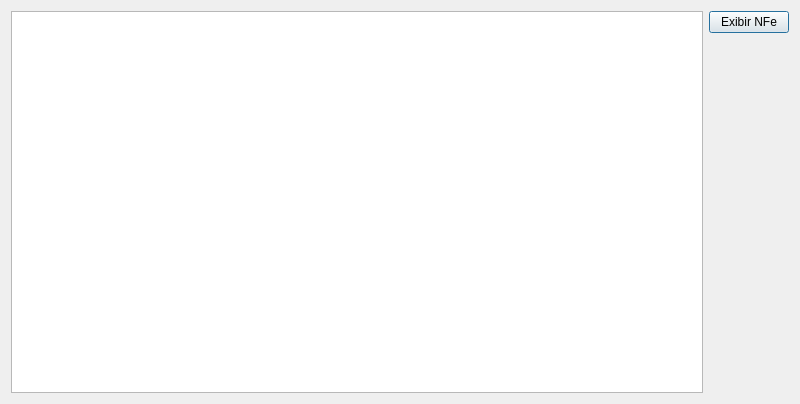
lellisls/ERP-STACCATO, file ui/estoque.ui: the form before one commit.
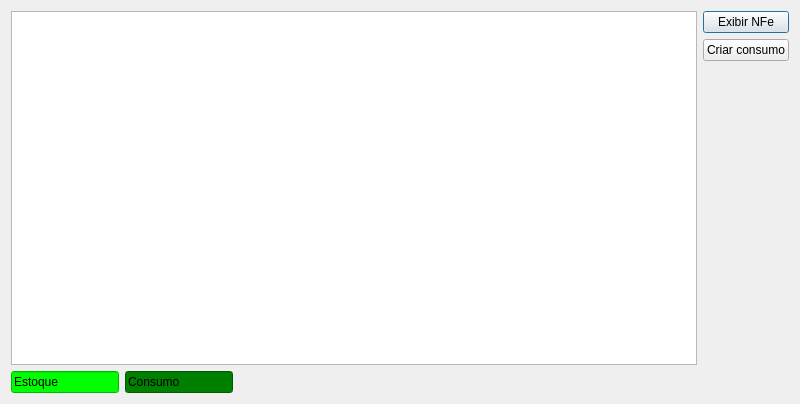
The form after the commit. Custom widgets are drawn as their Qt base class.

What changed in the file:
```diff
--- a/ui/estoque.ui
+++ b/ui/estoque.ui
@@ -14,14 +14,24 @@
    <string>Estoque</string>
   </property>
   <layout class="QGridLayout" name="gridLayout">
-   <item row="0" column="2">
+   <item row="0" column="0" rowspan="3">
+    <widget class="TableView" name="table">
+     <property name="editTriggers">
+      <set>QAbstractItemView::NoEditTriggers</set>
+     </property>
+     <property name="selectionBehavior">
+      <enum>QAbstractItemView::SelectRows</enum>
+     </property>
+    </widget>
+   </item>
+   <item row="0" column="1">
     <widget class="QPushButton" name="pushButtonExibirNfe">
      <property name="text">
       <string>Exibir NFe</string>
      </property>
     </widget>
    </item>
-   <item row="1" column="2">
+   <item row="2" column="1">
     <spacer name="verticalSpacer">
      <property name="orientation">
       <enum>Qt::Vertical</enum>
@@ -34,13 +44,80 @@
      </property>
     </spacer>
    </item>
-   <item row="0" column="0" rowspan="2">
-    <widget class="TableView" name="table">
-     <property name="editTriggers">
-      <set>QAbstractItemView::NoEditTriggers</set>
-     </property>
-     <property name="selectionBehavior">
-      <enum>QAbstractItemView::SelectRows</enum>
+   <item row="3" column="0">
+    <layout class="QHBoxLayout" name="horizontalLayout">
+     <item>
+      <widget class="QLineEdit" name="lineEdit_3">
+       <property name="sizePolicy">
+        <sizepolicy hsizetype="Preferred" vsizetype="Fixed">
+         <horstretch>0</horstretch>
+         <verstretch>0</verstretch>
+        </sizepolicy>
+       </property>
+       <property name="maximumSize">
+        <size>
+         <width>120</width>
+         <height>16777215</height>
+        </size>
+       </property>
+       <property name="styleSheet">
+        <string notr="true">background-color: rgb(0, 255, 0);</string>
+       </property>
+       <property name="text">
+        <string>Estoque</string>
+       </property>
+       <property name="readOnly">
+        <bool>true</bool>
+       </property>
+      </widget>
+     </item>
+     <item>
+      <widget class="QLineEdit" name="lineEdit_6">
+       <property name="sizePolicy">
+        <sizepolicy hsizetype="Preferred" vsizetype="Fixed">
+         <horstretch>0</horstretch>
+         <verstretch>0</verstretch>
+        </sizepolicy>
+       </property>
+       <property name="maximumSize">
+        <size>
+         <width>120</width>
+         <height>16777215</height>
+        </size>
+       </property>
+       <property name="autoFillBackground">
+        <bool>false</bool>
+       </property>
+       <property name="styleSheet">
+        <string notr="true">background-color: rgb(0, 128, 0);</string>
+       </property>
+       <property name="text">
+        <string>Consumo</string>
+       </property>
+       <property name="readOnly">
+        <bool>true</bool>
+       </property>
+      </widget>
+     </item>
+     <item>
+      <spacer name="horizontalSpacer">
+       <property name="orientation">
+        <enum>Qt::Horizontal</enum>
+       </property>
+       <property name="sizeHint" stdset="0">
+        <size>
+         <width>40</width>
+         <height>20</height>
+        </size>
+       </property>
+      </spacer>
+     </item>
+    </layout>
+   </item>
+   <item row="1" column="1">
+    <widget class="QPushButton" name="pushButtonCriarConsumo">
+     <property name="text">
+      <string>Criar consumo</string>
      </property>
     </widget>
    </item>
```
